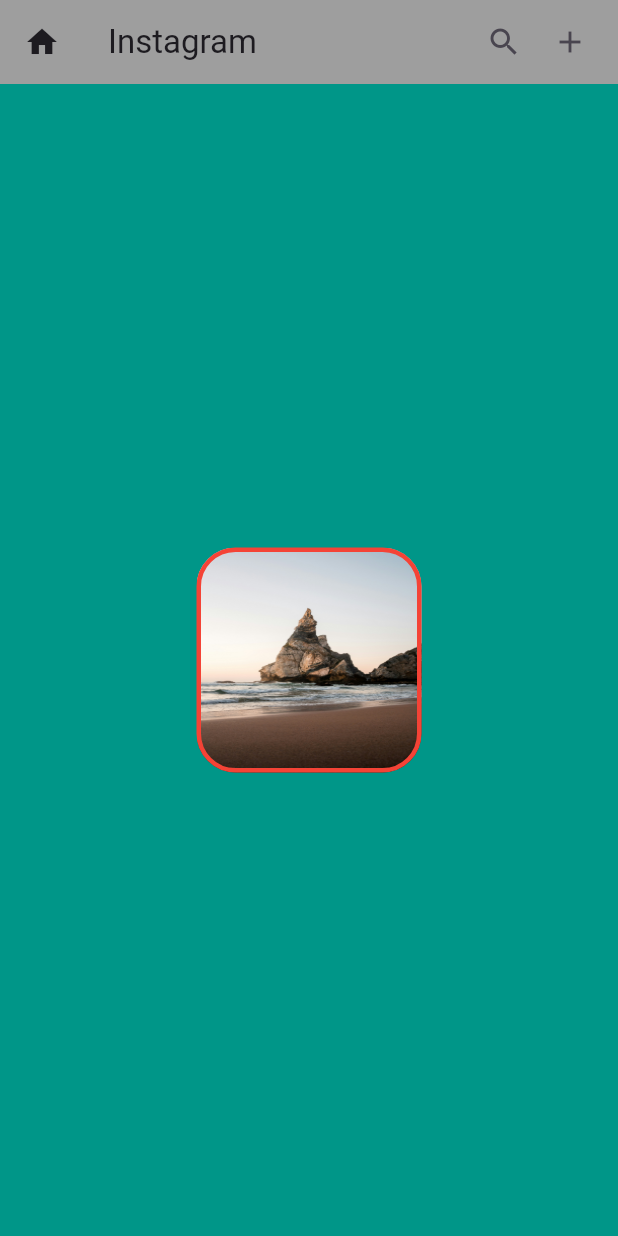
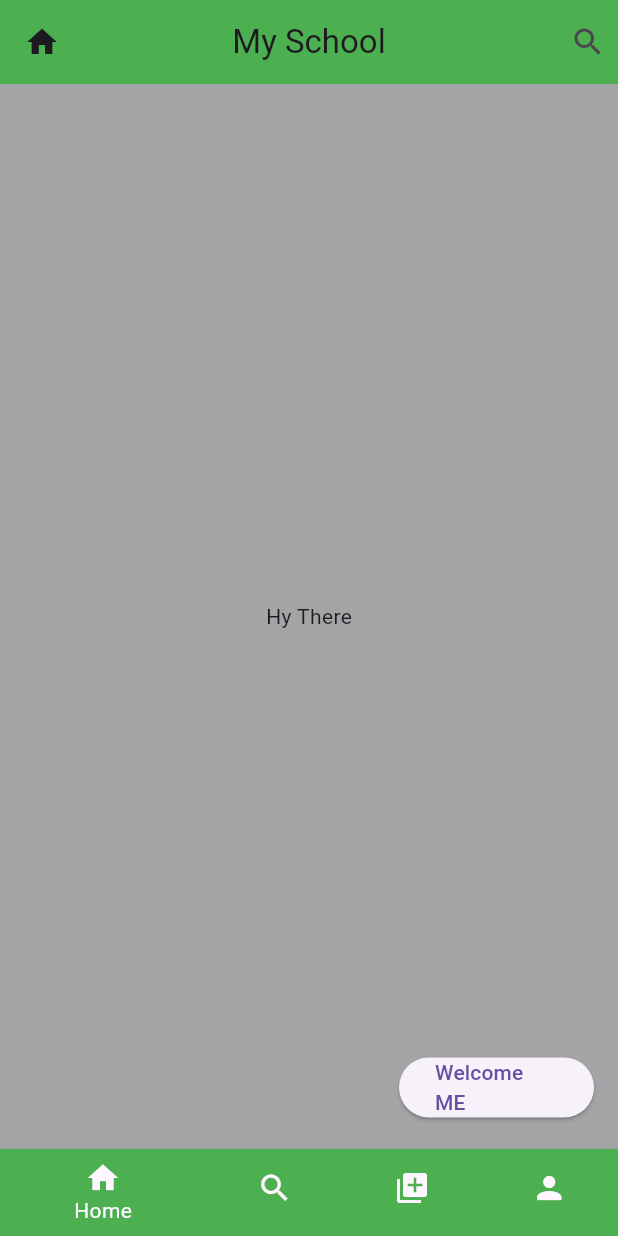
Before and after one commit to crindalwalt/App-Dev-002, a Flutter app: the screen it shows after launch, on a phone screen of 412 x 824 dp. Run offline on Flutter 3.47's test engine with Material 3 defaults, Android fonts, the phone set to English and light mode, and no system bars.

Commit message:
scaffold done

```diff
--- a/language/007_classes.dart
+++ b/language/007_classes.dart
@@ -24,8 +24,7 @@ class Greet {
     print("Hello ${isMale! ? "Mr." : "Mrs"} ${name!} ! Have a wonderfull day");
   }
 }
-
-
+//
 
 
 // class Animal {
--- a/lib/main.dart
+++ b/lib/main.dart
@@ -1,50 +1,74 @@
 import 'package:flutter/material.dart';
 
 void main() {
-  runApp(MaterialApp(
-    debugShowCheckedModeBanner: false,
-    home: HomeScreen(),
-  ));
+  runApp(
+    MaterialApp(
+      home: EntryPoint(),
+      debugShowCheckedModeBanner: false,
+    ),
+  );
 }
 
-class HomeScreen extends StatelessWidget {
+class EntryPoint extends StatelessWidget {
   @override
   Widget build(BuildContext context) {
+    // Widget page = Scaffold(
+
+    // );
+    // return page;
+
+    Color primaryColor = Colors.green;
     return Scaffold(
-      backgroundColor: Colors.teal,
+      backgroundColor: const Color.fromARGB(255, 163, 164, 165),
       appBar: AppBar(
-        leading: Icon(Icons.home),
-        title: Text("Instagram"),
-        backgroundColor: Colors.grey,
-        actions: [
-          Icon(Icons.search),
+        leading: const Icon(Icons.home),
+        title: const Text("My School"),
+        backgroundColor: primaryColor,
+        centerTitle: true,
+        actions: const [
           Padding(
-            padding: EdgeInsets.symmetric(horizontal: 20),
-            child: Icon(Icons.add),
-          ),
+            padding: const EdgeInsets.all(8.0),
+            child: Icon(Icons.search),
+          )
         ],
       ),
-      body: Center(
-          child: Container(
+      body: const Center(
+        child: Text("Hy There"),
+      ),
+      floatingActionButton: Container(
+        width: 130,
+        height: 50,
         decoration: BoxDecoration(
-          color: Colors.green,
-          borderRadius: BorderRadius.circular(26),
-          border: Border.all(
-            width: 3,
-            color: Colors.red,
-            style: BorderStyle.solid,
-          ),
-          image: DecorationImage(
-            fit: BoxFit.fill,
-              image: AssetImage("assets/images/box_bg.jpg")
+          // color: primaryColor,
+          borderRadius: BorderRadius.circular(10),
+        ),
+        child: Center(
+          child: ElevatedButton(
+            onPressed: () {
+              print("Button is clicked");
+            },
+            child: Text("Welcome ME"),
           ),
         ),
-        padding: EdgeInsets.all(10),
-        margin: EdgeInsets.zero,
-        width: 150,
-        height: 150,
-
-      )),
+      ),
+      bottomNavigationBar: BottomNavigationBar(
+        backgroundColor: Colors.black,
+        elevation: 2,
+        currentIndex: 0,
+        mouseCursor: MouseCursor.defer,
+        items: [
+          BottomNavigationBarItem(
+            icon: Icon(Icons.home),
+            label: "Home",
+            backgroundColor: primaryColor,
+            // tooltip: "Home Page",
+          ),
+          BottomNavigationBarItem(icon: Icon(Icons.search), label: "Search"),
+          BottomNavigationBarItem(
+              icon: Icon(Icons.library_add), label: "Library"),
+          BottomNavigationBarItem(icon: Icon(Icons.person), label: "Profile"),
+        ],
+      ),
     );
   }
 }
```
Also changed, not shown: history/container.dart (+47 -0 lines).
